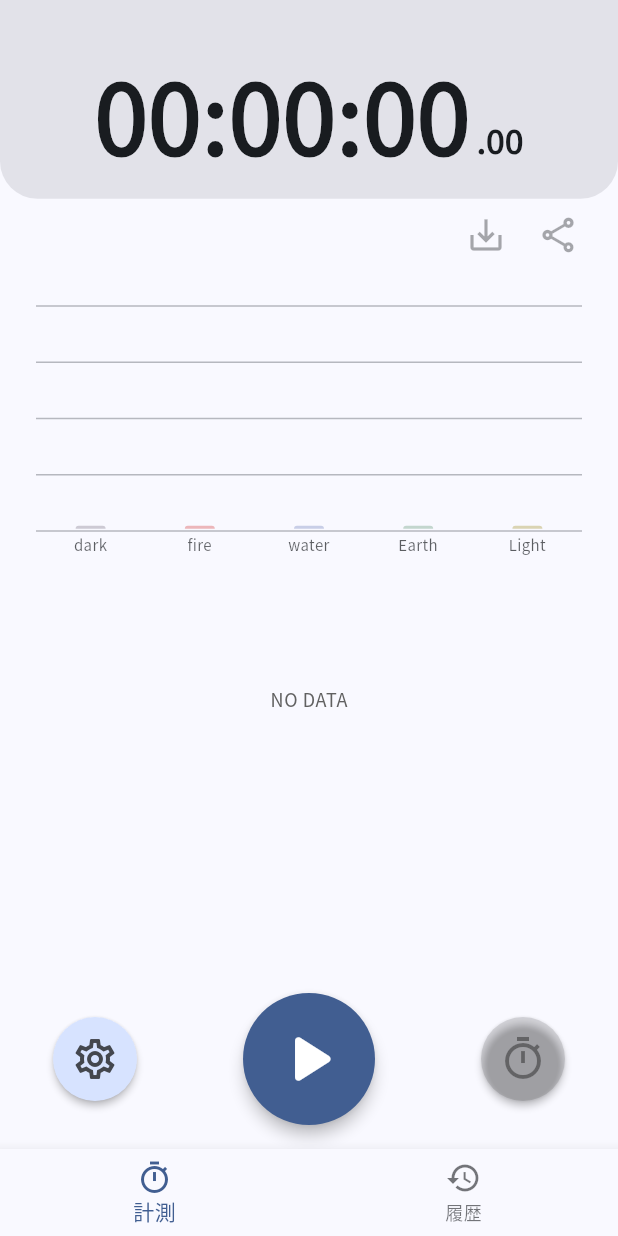
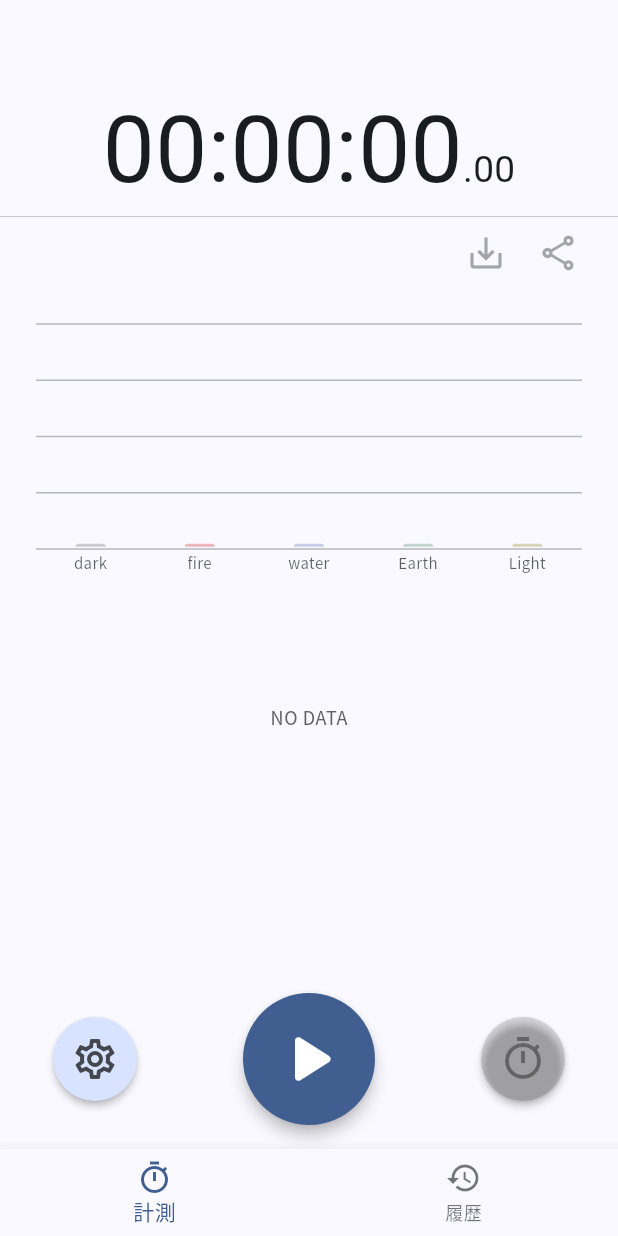
Before and after one commit to kmzk-dev/activity_watch, a Flutter app: the screen it shows after launch, on a phone screen of 412 x 824 dp. Run offline on Flutter 3.47's test engine with Material 3 defaults, Android fonts, the phone set to English and light mode, and no system bars; our stand-ins replace google_fonts, share_plus, shared_preferences, vibration, visibility_detector; missing offline and left inert: flutter_foreground_task.

Commit message:
feat(TimerDisplay): Enhance UI and add responsive support for TimerDisplay
Implemented the following UI improvements and responsive support for the TimerDisplay widget:

- **Font Change**:
  - Unified the font for main time and milliseconds display to `GoogleFonts.shareTech`.
- **Responsive Font Size**:
  - Changed to dynamically calculate font sizes for main time and milliseconds based on screen width.
  - Used `clamp` to set minimum and maximum font sizes, suppressing display issues on extreme screen sizes.
  - (e.g., main time 기준 15% of screen width, milliseconds 기준 40% of main time, each clamped to an appropriate range)
- **Design Adjustments**:
  - Added a bottom border to the `TimerDisplay` container.
  - Changed to use values defined in the theme constants file (`scale.dart`) for opacity (`Scale.alpha50`) and border size (`Scale.bordersizetin`), improving maintainability and consistency.
- **Layout Adjustments**:
  - Constants: Numerical values related to size and transparency, such as scale, have been made into constants.

These changes improve the visibility of the `TimerDisplay` widget and enhance display stability across various screen sizes. Additionally, the use of constants improves code maintainability.

```diff
--- a/lib/screens/stopwatch_screen.dart
+++ b/lib/screens/stopwatch_screen.dart
@@ -410,6 +410,8 @@ class _StopwatchScreenWidgetState extends State<StopwatchScreenWidget> with Widg
           }
         },
         child: Scaffold(
+          appBar: AppBar(
+          ),
           body: mainContent,
           floatingActionButtonLocation: FloatingActionButtonLocation.centerDocked,
           floatingActionButton: StopwatchFloatingActionButton(
--- a/lib/screens/widgets/timer_display.dart
+++ b/lib/screens/widgets/timer_display.dart
@@ -1,5 +1,7 @@
 // lib/screens/widgets/timer_display.dart
 import 'package:flutter/material.dart';
+import 'package:google_fonts/google_fonts.dart';
+import '../../theme/scale.dart';
 
 class TimerDisplay extends StatelessWidget {
   final String elapsedTime; // 表示する経過時間 (HH:MM:SS:MS形式)
@@ -11,11 +13,10 @@ class TimerDisplay extends StatelessWidget {
 
   @override
   Widget build(BuildContext context) {
-    // elapsedTime 文字列を時分秒部分とミリ秒部分に分割
-    // elapsedTime が "00:00:00:00" のような形式であることを前提とします。
+    // elapsedTime 文字列を時分秒部分とミリ秒部分に分割 00:00:00:00" のような形式であることを前提
     String mainTime = '00:00:00';
     String milliseconds = '00';
-
+    // 文字列を ':' で分割して、hh:mm:ssとmsに再構築
     if (elapsedTime.contains(':')) {
       int lastColonIndex = elapsedTime.lastIndexOf(':');
       if (lastColonIndex > 0 && lastColonIndex < elapsedTime.length - 1) {
@@ -24,26 +25,23 @@ class TimerDisplay extends StatelessWidget {
       }
     }
 
-    // ステータスバーの高さを取得
-    final double statusBarHeight = MediaQuery.of(context).padding.top;
-    // 上部のパディング値を定義
-    final double topPadding = statusBarHeight + 30.0;
-    // 下部のパディング値を上部パディングの3/4に設定
-    final double bottomPadding = topPadding * 0.35;
+    // --- フォントサイズ計算ロジック ---
+    // mainTime:画面幅の18%を基本とし、最小40px, 最大80px に制限
+    final screenWidth = MediaQuery.of(context).size.width;
+    final double mainTimeFontSize = (screenWidth * 0.15).clamp(40.0, 80.0);
+    // milliseconds:mainTimeFontSize の約40% (0.4倍) を基本とし、最小18px, 最大36px に制限
+    final double millisecondsFontSize = (mainTimeFontSize * 0.4).clamp(18.0, 36.0);
 
     return Container(
-      // 上部と下部のパディングを個別に設定
       padding: EdgeInsets.only(
-        top: topPadding,
-        bottom: bottomPadding,
-        left: 20.0, // 左右のパディングは変更なし
-        right: 20.0, // 左右のパディングは変更なし
+        bottom: MediaQuery.of(context).padding.top,// ステータスバーの高さをbottomに追加
       ),
       decoration: BoxDecoration(
-        color: Theme.of(context).colorScheme.surfaceContainerHighest,
-        borderRadius: const BorderRadius.only(
-          bottomLeft: Radius.circular(25.0),
-          bottomRight: Radius.circular(25.0),
+        border: Border(
+          bottom: BorderSide(
+            color: Theme.of(context).colorScheme.outline.withAlpha(Scale.alpha50),
+            width: Scale.bordersizetin,
+          ),
         ),
       ),
       child: Row(
@@ -53,24 +51,19 @@ class TimerDisplay extends StatelessWidget {
         children: [
           Text(
             mainTime,
-            style: const TextStyle(
-              fontSize: 64.0,
-              fontWeight: FontWeight.bold,
-              fontFeatures: [FontFeature.tabularFigures()],
+            style: GoogleFonts.shareTech(
+              fontSize: mainTimeFontSize,
+              fontFeatures: const [FontFeature.tabularFigures()],
             ),
           ),
-          Padding(
-            padding: const EdgeInsets.only(left: 4.0, bottom: 4.0),
-            child: Text(
-              '.$milliseconds',
-              style: TextStyle(
-                fontSize: 22.0,
-                fontWeight: FontWeight.w600,
-                fontFeatures: const [FontFeature.tabularFigures()],
-              ),
+          Text(
+            '.$milliseconds',
+            style: GoogleFonts.shareTech(
+              fontSize: millisecondsFontSize,
+              fontFeatures: const [FontFeature.tabularFigures()],
             ),
           ),
-        ],
+        ]
       ),
     );
   }
--- /dev/null
+++ b/lib/theme/scale.dart
@@ -0,0 +1,20 @@
+// lib/theme/scale_constants.dart
+class Scale {
+  // プライベートコンストラクタを使用することで、このクラスのインスタンス化を防ぎます。
+  // このクラスは静的な定数へのアクセスのみを提供します。
+  Scale._();
+  // example 90% opacity:255 * 0.9 ).round() => to 230
+  static const int alpha90 = 230;
+  static const int alpha87 = 222;
+  static const int alpha70 = 179;
+  static const int alpha60 = 153;
+  static const int alpha50 = 128;
+  static const int alpha38 = 97;
+  static const int alpha30 = 77;
+  static const int alpha20 = 51;
+  static const int alpha12 = 31;
+  //
+  static const double bordersizebold = 1.5;
+  static const double bordersizebasic = 1.0;
+  static const double bordersizetin = 0.5;
+}
```
